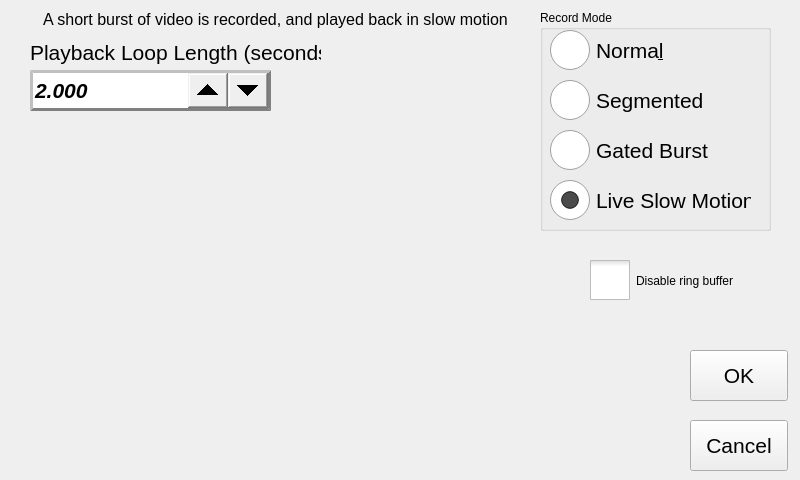
Qt form src/recmodewindow.ui (krontech/chronos-cam-app) before a commit.
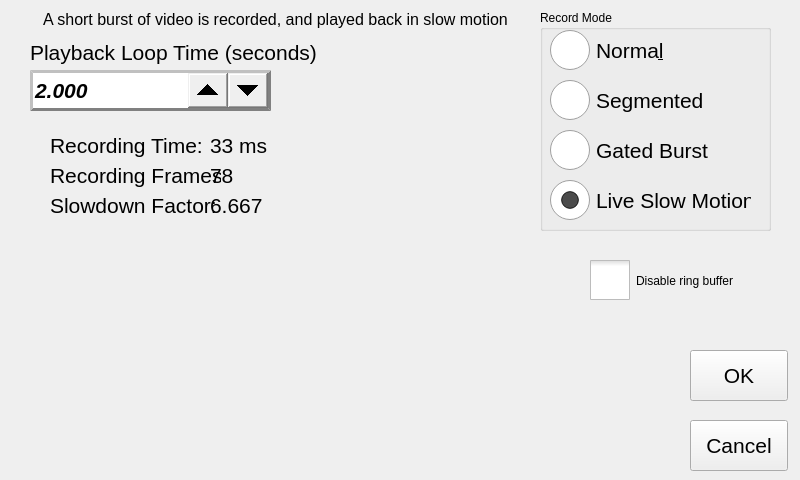
The same form after that commit. Custom widgets are drawn as their Qt base class.

Commit message: Added loop timing control, and loop information

Patch:
```diff
--- a/src/recmodewindow.ui
+++ b/src/recmodewindow.ui
@@ -538,7 +538,7 @@
       </font>
      </property>
      <property name="text">
-      <string>Playback Loop Length (seconds)</string>
+      <string>Playback Loop Time (seconds)</string>
      </property>
     </widget>
     <widget class="CamDoubleSpinBox" name="spinLoopLengthSeconds">
@@ -581,6 +581,114 @@
       <double>2.000000000000000</double>
      </property>
     </widget>
+    <widget class="QLabel" name="lblRes_10">
+     <property name="geometry">
+      <rect>
+       <x>40</x>
+       <y>120</y>
+       <width>171</width>
+       <height>30</height>
+      </rect>
+     </property>
+     <property name="font">
+      <font>
+       <pointsize>16</pointsize>
+      </font>
+     </property>
+     <property name="text">
+      <string>Recording Time:</string>
+     </property>
+    </widget>
+    <widget class="QLabel" name="lblRes_11">
+     <property name="geometry">
+      <rect>
+       <x>40</x>
+       <y>150</y>
+       <width>171</width>
+       <height>30</height>
+      </rect>
+     </property>
+     <property name="font">
+      <font>
+       <pointsize>16</pointsize>
+      </font>
+     </property>
+     <property name="text">
+      <string>Recording Frames:</string>
+     </property>
+    </widget>
+    <widget class="QLabel" name="lblRecordTime">
+     <property name="geometry">
+      <rect>
+       <x>200</x>
+       <y>120</y>
+       <width>101</width>
+       <height>30</height>
+      </rect>
+     </property>
+     <property name="font">
+      <font>
+       <pointsize>16</pointsize>
+      </font>
+     </property>
+     <property name="text">
+      <string>33 ms</string>
+     </property>
+    </widget>
+    <widget class="QLabel" name="lblRecordFrames">
+     <property name="geometry">
+      <rect>
+       <x>200</x>
+       <y>150</y>
+       <width>101</width>
+       <height>30</height>
+      </rect>
+     </property>
+     <property name="font">
+      <font>
+       <pointsize>16</pointsize>
+      </font>
+     </property>
+     <property name="text">
+      <string>78</string>
+     </property>
+    </widget>
+    <widget class="QLabel" name="lblRes_12">
+     <property name="geometry">
+      <rect>
+       <x>40</x>
+       <y>180</y>
+       <width>171</width>
+       <height>30</height>
+      </rect>
+     </property>
+     <property name="font">
+      <font>
+       <pointsize>16</pointsize>
+      </font>
+     </property>
+     <property name="text">
+      <string>Slowdown Factor:</string>
+     </property>
+    </widget>
+    <widget class="QLabel" name="lblSlowFactor">
+     <property name="geometry">
+      <rect>
+       <x>200</x>
+       <y>180</y>
+       <width>101</width>
+       <height>30</height>
+      </rect>
+     </property>
+     <property name="font">
+      <font>
+       <pointsize>16</pointsize>
+      </font>
+     </property>
+     <property name="text">
+      <string>6.667</string>
+     </property>
+    </widget>
    </widget>
   </widget>
   <widget class="QGroupBox" name="groupBox">
```
The commit also changes 6 other files.
